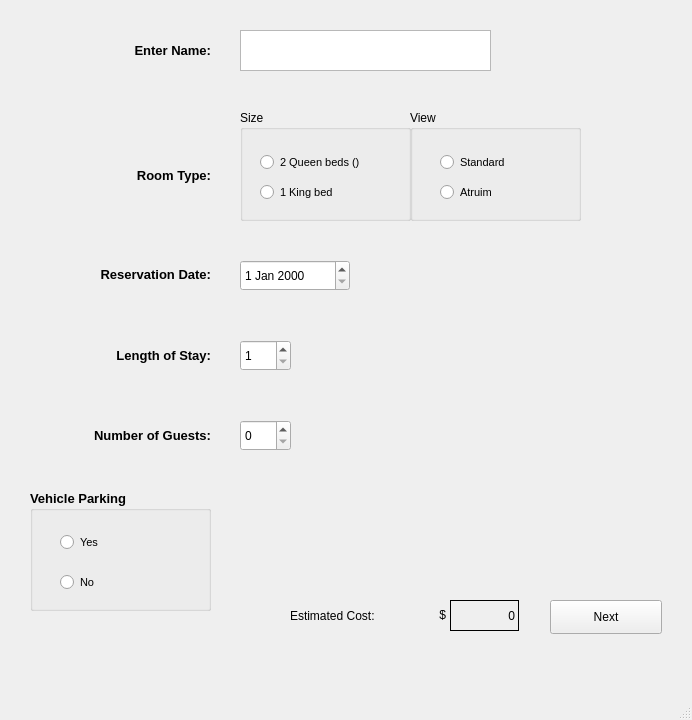
This is reservation_form.ui in Gator-Face/hotelCalifornia as Qt 5 draws it before an edit. The edited form follows.
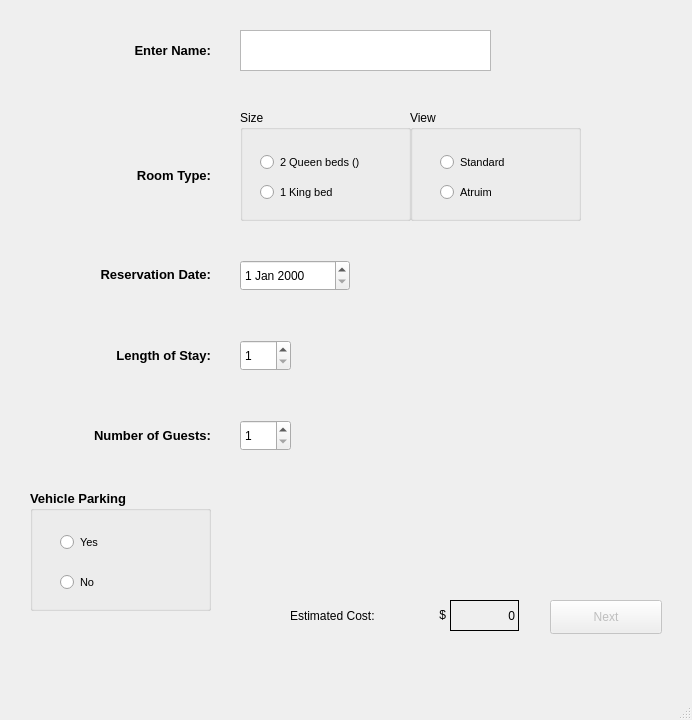
This is the edited form. The open tabs and pages were chosen to show the change.

Commit message: Implemented conditional "next" button on Page 1

Diff of the .ui file:
```diff
--- a/reservation_form.ui
+++ b/reservation_form.ui
@@ -28,6 +28,9 @@
     </property>
     <widget class="QWidget" name="page_1">
      <widget class="QPushButton" name="to_page_2">
+      <property name="enabled">
+       <bool>false</bool>
+      </property>
       <property name="geometry">
        <rect>
         <x>530</x>
@@ -174,6 +177,9 @@
         <height>31</height>
        </rect>
       </property>
+      <property name="minimum">
+       <number>1</number>
+      </property>
      </widget>
      <widget class="QDateEdit" name="dateEdit">
       <property name="geometry">
```
Left out of the diff: 4 changed lines with no effect on the pictures. The commit also changes 2 other files.
